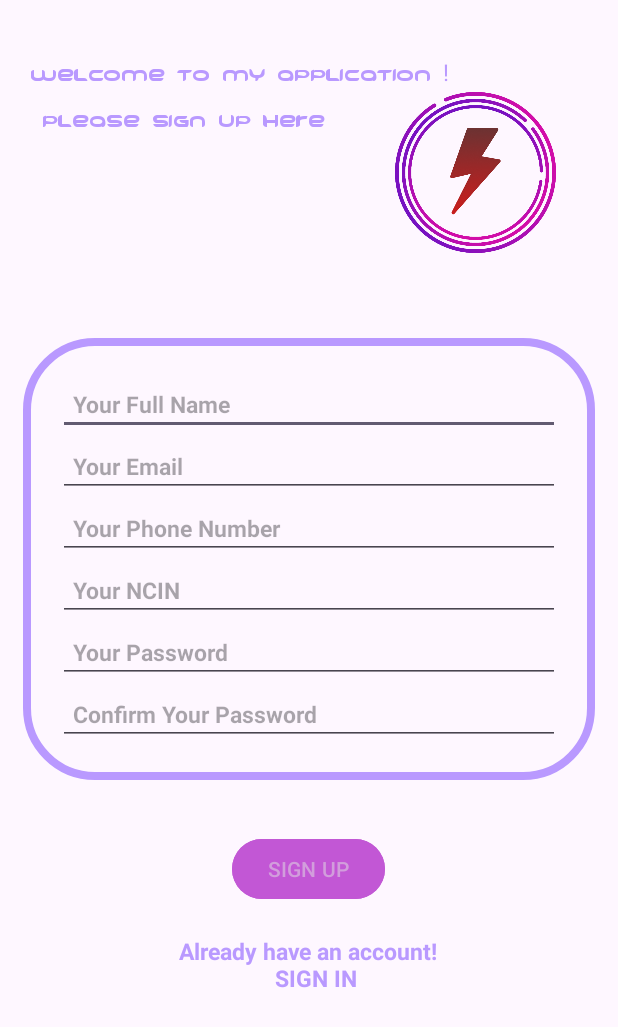
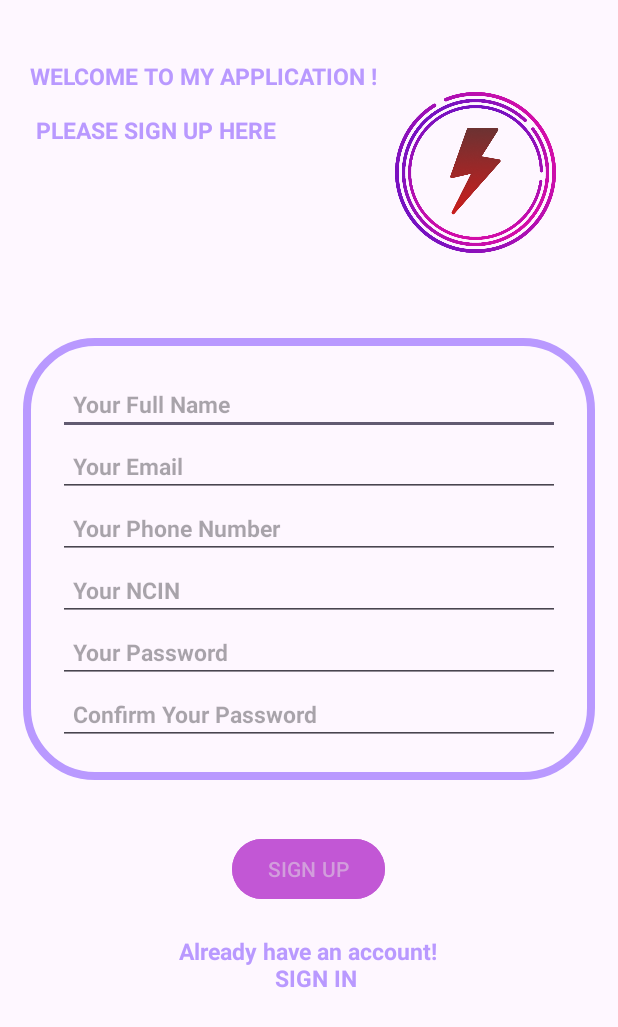
Before and after one commit to chiheb-naili1/signIn-signUp-android, an Android app: the SignUpActivity screen opened directly, with no data from a screen before it, on a phone screen of 412 x 824 dp. Shown: the top 1027 px of the screen. Run offline under Robolectric (Android 15) with nearby library versions, the phone set to English and light mode, and no system bars.

Commit message:
added few touches

```diff
--- a/app/build.gradle.kts
+++ b/app/build.gradle.kts
@@ -4,7 +4,7 @@ plugins {
 
 android {
     namespace = "com.example.app"
-    compileSdk = 33
+    compileSdk = 34
 
     defaultConfig {
         applicationId = "com.example.app"
--- a/app/src/main/AndroidManifest.xml
+++ b/app/src/main/AndroidManifest.xml
@@ -17,13 +17,13 @@
             android:exported="false" />
         <activity
             android:name=".SignUpActivity"
-            android:exported="false" />
+            android:exported="true" />
         <activity
             android:name=".SignInActivity"
             android:exported="false" />
         <activity
             android:name=".MainActivity"
-            android:exported="true">
+            android:exported="false">
             <intent-filter>
                 <action android:name="android.intent.action.MAIN" />
 
--- a/app/src/main/java/com/example/app/SignUpActivity.java
+++ b/app/src/main/java/com/example/app/SignUpActivity.java
@@ -2,13 +2,23 @@ package com.example.app;
 
 import androidx.appcompat.app.AppCompatActivity;
 
+import android.content.Intent;
 import android.os.Bundle;
+import android.widget.TextView;
+import com.example.app.R;
+
 
 public class SignUpActivity extends AppCompatActivity {
-
+    private TextView goToSignIn;
     @Override
     protected void onCreate(Bundle savedInstanceState) {
         super.onCreate(savedInstanceState);
         setContentView(R.layout.activity_sign_up);
+
+        goToSignIn = findViewById(R.id.goToSignIn);
+
+        goToSignIn.setOnClickListener(v -> {
+            startActivity(new Intent(SignUpActivity.this,SignInActivity.class));
+        });
     }
 }
--- a/app/src/main/res/layout/activity_sign_up.xml
+++ b/app/src/main/res/layout/activity_sign_up.xml
@@ -16,8 +16,11 @@
             android:id="@+id/textView"
             android:layout_width="wrap_content"
             android:layout_height="wrap_content"
-            android:layout_margin="20sp"
-            android:fontFamily="@font/Freedom"
+            android:layout_marginStart="20sp"
+            android:layout_marginTop="20sp"
+            android:layout_marginEnd="20sp"
+            android:layout_marginBottom="20sp"
+            android:textStyle="bold"
             android:text="WELCOME TO MY APPLICATION ! \n \n PLEASE SIGN UP HERE"
             android:textColor="@color/colorApp"
             android:textSize="15sp" />
@@ -109,6 +112,7 @@
         app:cornerRadius="200sp" />
 
     <TextView
+        android:id="@+id/goToSignIn"
         android:layout_width="wrap_content"
         android:layout_height="wrap_content"
         android:text="Already have an account!\n                SIGN IN"
```
Also changed, not shown: app/src/main/res/layout/activity_sign_in.xml (+9 -0 lines), app/src/main/res/font/Freedom.ttf (deleted).
